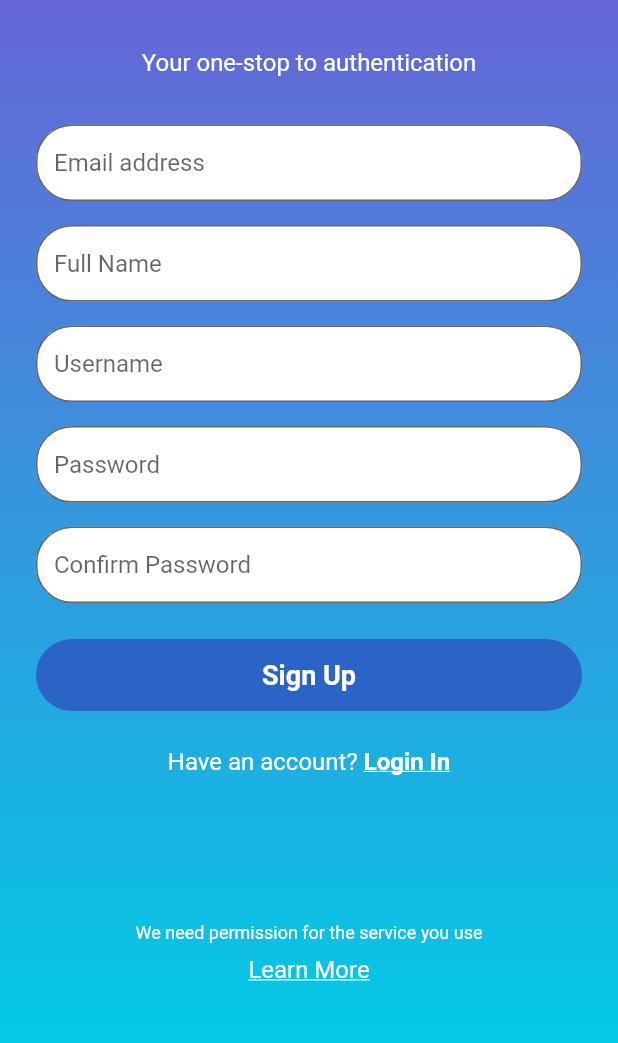
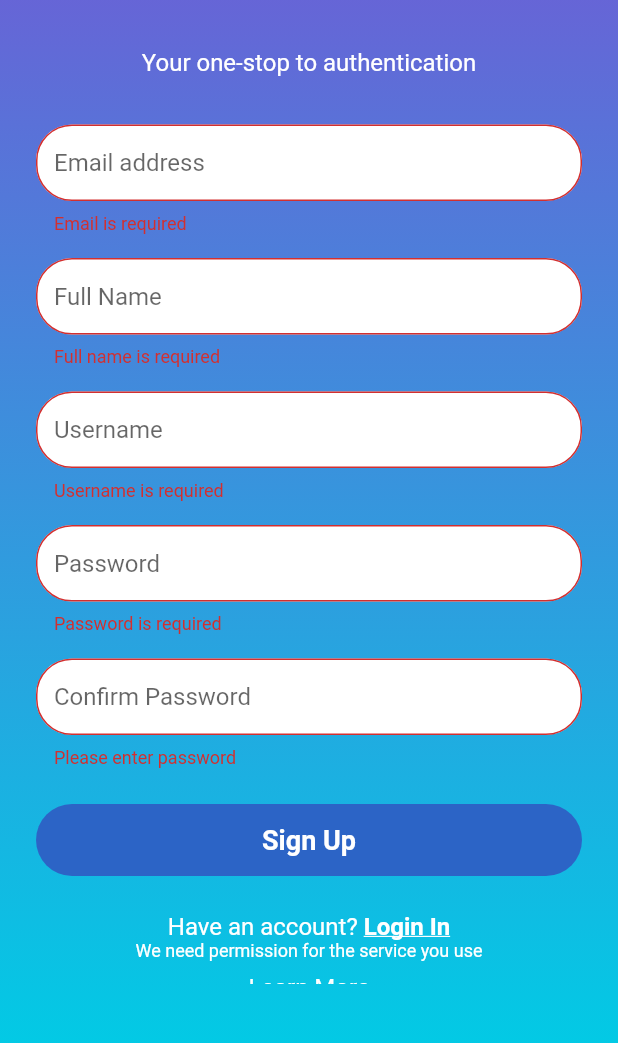
Before and after one commit to unknownaloy/tech_verse, a Flutter app: the screen it shows after launch, after a tap on "Sign Up", on a phone screen of 412 x 824 dp, the part 168-1211 px from its top. Run offline on Flutter 3.47's test engine with Material 2 defaults, Android fonts, the phone set to English and light mode, and no system bars; our stand-ins replace firebase_auth, firebase_core, flutter_riverpod, freezed_annotation, google_fonts; accounts and stored records are empty; Roboto replaces fonts that are missing (Ubuntu).

Commit message:
Added validation for the signup screen

```diff
--- a/lib/screens/sign_up_screen.dart
+++ b/lib/screens/sign_up_screen.dart
@@ -11,6 +11,34 @@ class SignUpScreen extends StatefulWidget {
 
 class _SignUpScreenState extends State<SignUpScreen> {
   final GlobalKey<FormState> _formKey = GlobalKey<FormState>();
+
+  late final TextEditingController _emailTextController;
+  late final TextEditingController _fullNameTextController;
+  late final TextEditingController _usernameTextController;
+  late final TextEditingController _passwordTextController;
+  late final TextEditingController _confirmPasswordTextController;
+
+  @override
+  void initState() {
+    super.initState();
+
+    _emailTextController = TextEditingController();
+    _fullNameTextController = TextEditingController();
+    _usernameTextController = TextEditingController();
+    _passwordTextController = TextEditingController();
+    _confirmPasswordTextController = TextEditingController();
+  }
+
+  @override
+  void dispose() {
+    _emailTextController.dispose();
+    _fullNameTextController.dispose();
+    _usernameTextController.dispose();
+    _passwordTextController.dispose();
+    _confirmPasswordTextController.dispose();
+
+    super.dispose();
+  }
 
   @override
   Widget build(BuildContext context) {
@@ -33,8 +61,18 @@ class _SignUpScreenState extends State<SignUpScreen> {
               ],
             ),
           ),
+          child: LayoutBuilder(
+            builder: (context, constraints) {
+              return SingleChildScrollView(
+                child: ConstrainedBox(
+                  constraints: BoxConstraints(
+                    minWidth: constraints.maxWidth,
+                    minHeight: constraints.maxHeight,
+                  ),
+                  child: IntrinsicHeight(
                     child: Column(
                       mainAxisAlignment: MainAxisAlignment.spaceBetween,
+                      mainAxisSize: MainAxisSize.max,
                       children: [
                         Column(
                           mainAxisSize: MainAxisSize.min,
@@ -66,9 +104,8 @@ class _SignUpScreenState extends State<SignUpScreen> {
                                 mainAxisSize: MainAxisSize.min,
                                 children: [
                                   TextFormField(
-                          // decoration: const InputDecoration(
-                          //   hintText: 'Enter your email',
-                          // ),
+                                    controller: _emailTextController,
+                                    keyboardType: TextInputType.emailAddress,
                                     decoration: InputDecoration(
                                       isDense: true,
                                       hintText: "Email address",
@@ -80,7 +117,15 @@ class _SignUpScreenState extends State<SignUpScreen> {
                                     ),
                                     validator: (String? value) {
                                       if (value == null || value.isEmpty) {
-                              return 'Please enter some text';
+                                        return 'Email is required';
+                                      }
+
+                                      final RegExp emailRegExp = RegExp(
+                                        r'^(([^<>()[\]\\.,;:\s@\"]+(\.[^<>()[\]\\.,;:\s@\"]+)*)|(\".+\"))@((\[[0-9]{1,3}\.[0-9]{1,3}\.[0-9]{1,3}\.[0-9]{1,3}\])|(([a-zA-Z\-0-9]+\.)+[a-zA-Z]{2,}))$',
+                                      );
+
+                                      if (!emailRegExp.hasMatch(value.trim())) {
+                                        return "Please enter a valid email";
                                       }
                                       return null;
                                     },
@@ -89,9 +134,8 @@ class _SignUpScreenState extends State<SignUpScreen> {
                                     height: 16.0,
                                   ),
                                   TextFormField(
-                          // decoration: const InputDecoration(
-                          //   hintText: 'Enter your email',
-                          // ),
+                                    controller: _fullNameTextController,
+                                    textCapitalization: TextCapitalization.words,
                                     decoration: InputDecoration(
                                       isDense: true,
                                       hintText: "Full Name",
@@ -103,7 +147,7 @@ class _SignUpScreenState extends State<SignUpScreen> {
                                     ),
                                     validator: (String? value) {
                                       if (value == null || value.isEmpty) {
-                              return 'Please enter some text';
+                                        return 'Full name is required';
                                       }
                                       return null;
                                     },
@@ -112,9 +156,7 @@ class _SignUpScreenState extends State<SignUpScreen> {
                                     height: 16.0,
                                   ),
                                   TextFormField(
-                          // decoration: const InputDecoration(
-                          //   hintText: 'Enter your email',
-                          // ),
+                                    controller: _usernameTextController,
                                     decoration: InputDecoration(
                                       isDense: true,
                                       hintText: "Username",
@@ -126,7 +168,7 @@ class _SignUpScreenState extends State<SignUpScreen> {
                                     ),
                                     validator: (String? value) {
                                       if (value == null || value.isEmpty) {
-                              return 'Please enter some text';
+                                        return 'Username is required';
                                       }
                                       return null;
                                     },
@@ -135,9 +177,8 @@ class _SignUpScreenState extends State<SignUpScreen> {
                                     height: 16.0,
                                   ),
                                   TextFormField(
-                          // decoration: const InputDecoration(
-                          //   hintText: 'Enter your email',
-                          // ),
+                                    controller: _passwordTextController,
+                                    obscureText: true,
                                     decoration: InputDecoration(
                                       isDense: true,
                                       hintText: "Password",
@@ -149,7 +190,7 @@ class _SignUpScreenState extends State<SignUpScreen> {
                                     ),
                                     validator: (String? value) {
                                       if (value == null || value.isEmpty) {
-                              return 'Please enter some text';
+                                        return 'Password is required';
                                       }
                                       return null;
                                     },
@@ -158,9 +199,7 @@ class _SignUpScreenState extends State<SignUpScreen> {
                                     height: 16.0,
                                   ),
                                   TextFormField(
-                          // decoration: const InputDecoration(
-                          //   hintText: 'Enter your email',
-                          // ),
+                                    controller: _confirmPasswordTextController,
                                     decoration: InputDecoration(
                                       isDense: true,
                                       hintText: "Confirm Password",
@@ -172,7 +211,12 @@ class _SignUpScreenState extends State<SignUpScreen> {
                                     ),
                                     validator: (String? value) {
                                       if (value == null || value.isEmpty) {
-                              return 'Please enter some text';
+                                        return 'Please enter password';
+                                      }
+
+                                      if (_passwordTextController.text.trim() !=
+                                          value.trim()) {
+                                        return "Password does not match";
                                       }
                                       return null;
                                     },
@@ -181,7 +225,11 @@ class _SignUpScreenState extends State<SignUpScreen> {
                                     height: 24.0,
                                   ),
                                   TextButton(
-                          onPressed: () {},
+                                    onPressed: () {
+                                      if (_formKey.currentState!.validate()) {
+                                        debugPrint("SignUpScreen CLICKED!!!");
+                                      }
+                                    },
                                     style: ButtonStyle(
                                       backgroundColor: MaterialStateProperty.all(
                                         const Color(0xff2C64C6),
@@ -222,11 +270,6 @@ class _SignUpScreenState extends State<SignUpScreen> {
                                               ..onTap = () {
                                                 // TODO: Handle sign up click
                                               },
-                                  // style: GoogleFonts.ubuntu(
-                                  //   fontSize: 16.0,
-                                  //   color: Colors.white,
-                                  //   fontWeight: FontWeight.w700,
-                                  // ),
                                             style: TextStyle(
                                               decoration: TextDecoration.underline,
                                               fontFamily: GoogleFonts.ubuntu().fontFamily,
@@ -270,5 +313,10 @@ class _SignUpScreenState extends State<SignUpScreen> {
                   ),
                 ),
               );
+            },
+          ),
+        ),
+      ),
+    );
   }
 }
```
Lines whose indentation alone changed are shown as unchanged.
